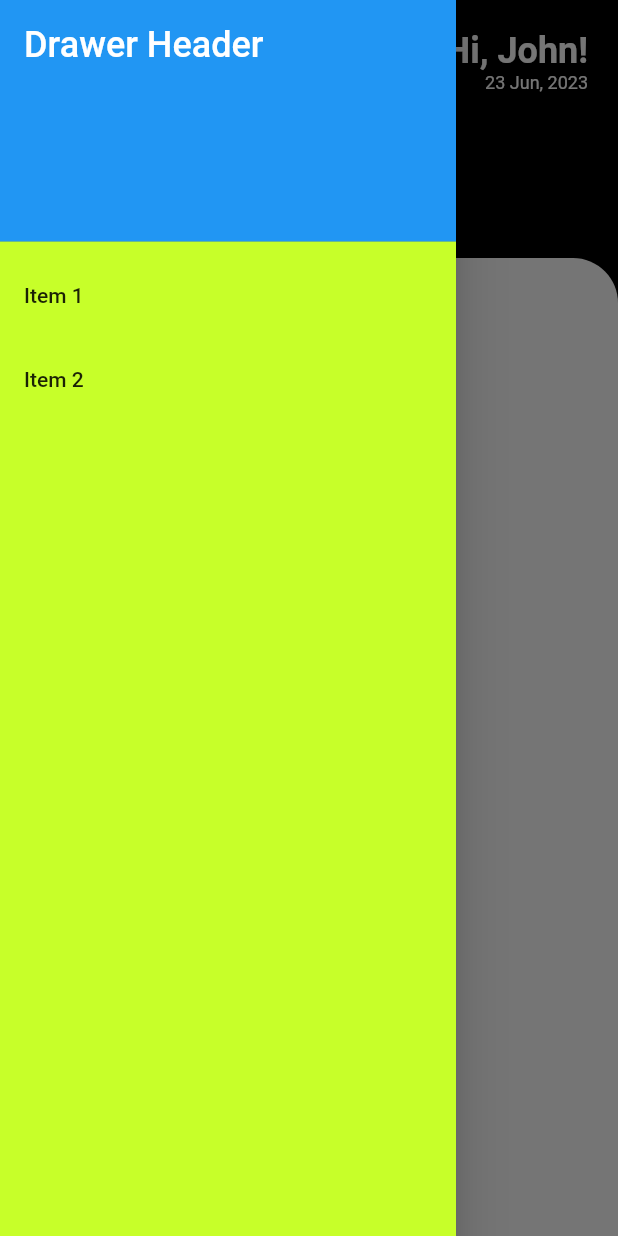
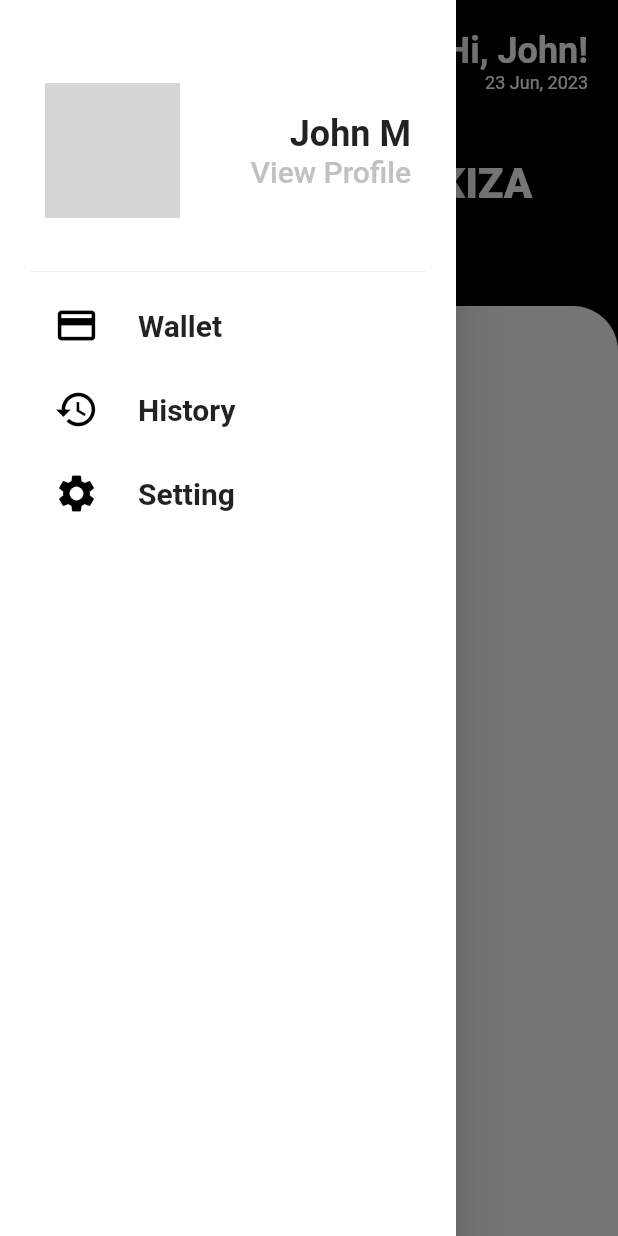
Before and after one commit to psantosh16/Advance-Parking-Management-System, a Flutter app: the HomePage screen opened by its route, after a tap on the "menu" icon, on a phone screen of 412 x 824 dp. Run offline on Flutter 3.47's test engine with Material 2 defaults, Android fonts, the phone set to English and light mode, and no system bars; our stand-ins replace get; network calls fail; grey boxes are pictures that could not be loaded.

Commit message:
Drawer work done | HomePage Layout

```diff
--- a/lib/GlobalState/drawer_controller.dart
+++ b/lib/GlobalState/drawer_controller.dart
@@ -12,6 +12,5 @@ class DrawerControllers extends GetxController {
   // Method to open drawer
   void openDrawer() {
     _scaffoldKey.currentState!.openDrawer();
-    print("Taped");
   }
 }
--- a/lib/Pages/Screens/Home/drawer_widget.dart
+++ b/lib/Pages/Screens/Home/drawer_widget.dart
@@ -9,36 +9,65 @@ class HomePageDrawer extends StatelessWidget {
   @override
   Widget build(BuildContext context) {
     return Drawer(
-      backgroundColor: ColorTheme.neogreenTheme,
+      backgroundColor: ColorTheme.whiteTheme,
       child: ListView(
-        padding: EdgeInsets.zero,
+        padding: const EdgeInsets.all(20),
         children: <Widget>[
-          const DrawerHeader(
-            decoration: BoxDecoration(
-              color: Colors.blue,
-            ),
-            child: Text(
-              'Drawer Header',
-              style: TextStyle(
-                color: Colors.white,
-                fontSize: 24,
+          DrawerHeader(
+            padding: const EdgeInsets.all(10),
+              decoration: const BoxDecoration(
+                color: ColorTheme.whiteTheme,
               ),
-            ),
+              child: Row(
+                mainAxisAlignment: MainAxisAlignment.spaceBetween,
+                children: [
+                  ClipOval(
+                    child: SizedBox(
+                      width: 90,
+                      height: 90,
+                      child: Image.network(
+                          "https://encrypted-tbn0.gstatic.com/images?q=tbn:ANd9GcSpqJKRFR7biVyccvSz_eloFoHh5zYRPvL4-xMOVcTUruSOT_2uV8_RAEg-I9qlYxYdCMo&usqp=CAU",
+                        fit:BoxFit.cover
+                      ),
+                    ),
+                  ),
+                   Column(
+                    crossAxisAlignment: CrossAxisAlignment.end,
+                    mainAxisAlignment: MainAxisAlignment.center,
+                    children: [
+                      const Text("John M", style: TextStyle(fontSize: 24 , fontWeight: FontWeight.bold),),
+                      GestureDetector(
+                          onTap: (){
+                            // Navigate to profile update page
+                          },
+                          child: const Text("View Profile" , style: TextStyle(color: ColorTheme.grayTheme , fontSize: 20),))
+                    ],
+                  )
+                ],
+              )),
+          ListTile(
+            leading: const Icon(Icons.payment,size: 30,color: Colors.black,),
+            title: const Text('Wallet',style: TextStyle(fontSize: 20,fontWeight:FontWeight.w600),),
+            onTap: () {
+              // Navigator.pop(context);
+              Navigator.pushNamed(context, "/wallet");
+            },
           ),
           ListTile(
-            title: const Text('Item 1'),
+            leading: const Icon(Icons.history,size: 30,color: Colors.black,),
+            title: const Text('History',style: TextStyle(fontSize: 20,fontWeight:FontWeight.w600),),
             onTap: () {
-              // Do something when the item is tapped
               Navigator.pop(context);
             },
           ),
           ListTile(
-            title: const Text('Item 2'),
+            leading: const Icon(Icons.settings,size: 30,color: Colors.black,),
+            title: const Text('Setting',style: TextStyle(fontSize: 20,fontWeight:FontWeight.w600),),
             onTap: () {
-              // Do something when the item is tapped
               Navigator.pop(context);
             },
           ),
+
         ],
       ),
     );
--- a/lib/Pages/Screens/Home/home_page.dart
+++ b/lib/Pages/Screens/Home/home_page.dart
@@ -13,7 +13,6 @@ class HomePage extends StatefulWidget {
 
 class _HomePageState extends State<HomePage> {
   late MediaQueryData _queryData;
-
   final List<Widget> scrollItem = [
     const Icon(Icons.hourglass_empty),
     const Icon(Icons.accessible_outlined),
@@ -33,7 +32,7 @@ class _HomePageState extends State<HomePage> {
     return Scaffold(
       key: controller.scaffoldKey,
       backgroundColor: ColorTheme.blackTheme,
-      drawer: const HomePageDrawer(),
+      drawer:const HomePageDrawer(),
       body: SafeArea(
         child: Column(
           children: [
@@ -41,7 +40,11 @@ class _HomePageState extends State<HomePage> {
             // Upper Panel
             _buildUpperPanel(controller),
 
-            const SizedBox(height: 90),
+            const Padding(
+              padding: EdgeInsets.only(top: 24,bottom: 65),
+              child: Text("WELCOME TO PARKIZA",textAlign: TextAlign.center,style: TextStyle(color: ColorTheme.whiteTheme,fontSize: 28,fontWeight: FontWeight.w800),),
+            ),
+
 
             // Lower Panel
             Expanded(
--- /dev/null
+++ b/lib/Pages/Screens/Payment/wallet_page.dart
@@ -0,0 +1,22 @@
+import 'package:flutter/material.dart';
+
+class WalletPage extends StatefulWidget {
+  const WalletPage({super.key});
+
+  @override
+  State<WalletPage> createState() => _WalletPageState();
+}
+
+class _WalletPageState extends State<WalletPage> {
+  @override
+  Widget build(BuildContext context) {
+    return  Scaffold(
+      appBar: AppBar(
+        title: const Text("Wallet"),
+      ),
+      body: const Center(
+        child: Text("Wallet Page"),
+      ),
+    );
+  }
+}
--- a/lib/Pages/Screens/screen_page.dart
+++ b/lib/Pages/Screens/screen_page.dart
@@ -1,7 +1,7 @@
 import 'package:apms_project/Pages/Screens/Home/home_page.dart';
 import 'package:apms_project/Pages/Screens/Map/map_page.dart';
-import 'package:apms_project/Pages/Screens/notification_page.dart';
-import 'package:apms_project/Pages/Screens/recipet_page.dart';
+import 'package:apms_project/Pages/Screens/Notification/notification_page.dart';
+import 'package:apms_project/Pages/Screens/Recipt/recipet_page.dart';
 import 'package:apms_project/Theme/color_theme.dart';
 import 'package:flutter/material.dart';
 
--- a/lib/main.dart
+++ b/lib/main.dart
@@ -1,7 +1,8 @@
-import 'package:apms_project/GlobalState/drawer_controller.dart';
 import 'package:apms_project/Pages/Screens/Map/map_page.dart';
-import 'package:apms_project/Pages/Screens/recipet_page.dart';
+import 'package:apms_project/Pages/Screens/Recipt/recipet_page.dart';
 import 'package:apms_project/Pages/Screens/screen_page.dart';
+import 'package:apms_project/Pages/Screens/Payment/wallet_page.dart';
+import 'package:apms_project/Theme/color_theme.dart';
 import 'package:get/get.dart';
 import 'Pages/Screens/Home/home_page.dart';
 import 'Pages/auth/login_page.dart';
@@ -9,33 +10,37 @@ import 'Pages/auth/register_page.dart';
 import 'package:flutter/material.dart';
 
 void main() {
-  runApp( MyApp());
+  runApp( const MyApp());
 }
 
 class MyApp extends StatelessWidget {
-   MyApp({super.key});
-
-
-  @override
-  final DrawerControllers drawerController = Get.put(DrawerControllers());
+   const MyApp({super.key});
 
 
   @override
   Widget build(BuildContext context) {
+
     return  GetMaterialApp(
       debugShowCheckedModeBanner: false,
       theme: ThemeData(
         brightness: Brightness.light,
+        appBarTheme: const AppBarTheme(color: ColorTheme.blackTheme,elevation: 0,toolbarHeight: 80),
       ),
       // home: const LoginPage(),
       initialRoute: "/register",
       routes: {
+
+        // Auth Routes
         "/register" : (context) => const RegisterPage(),
         "/login": (context) => const LoginPage(),
+
+        // Screen Routes
         "/home":(context) => const HomePage(),
         "/receipt":(context)=> const ReceiptPage(),
         "/map":(context)=> const MapPage(),
         "/screen":(context)=> const ScreenPage(),
+        "/wallet":(context)=> const WalletPage(),
+
       },
     );
   }
```
Also changed, not shown: lib/Pages/Screens/Notification/notification_page.dart (renamed from lib/Pages/Screens/notification_page.dart), lib/Pages/Screens/Recipt/recipet_page.dart (renamed from lib/Pages/Screens/recipet_page.dart), 1 other file.
